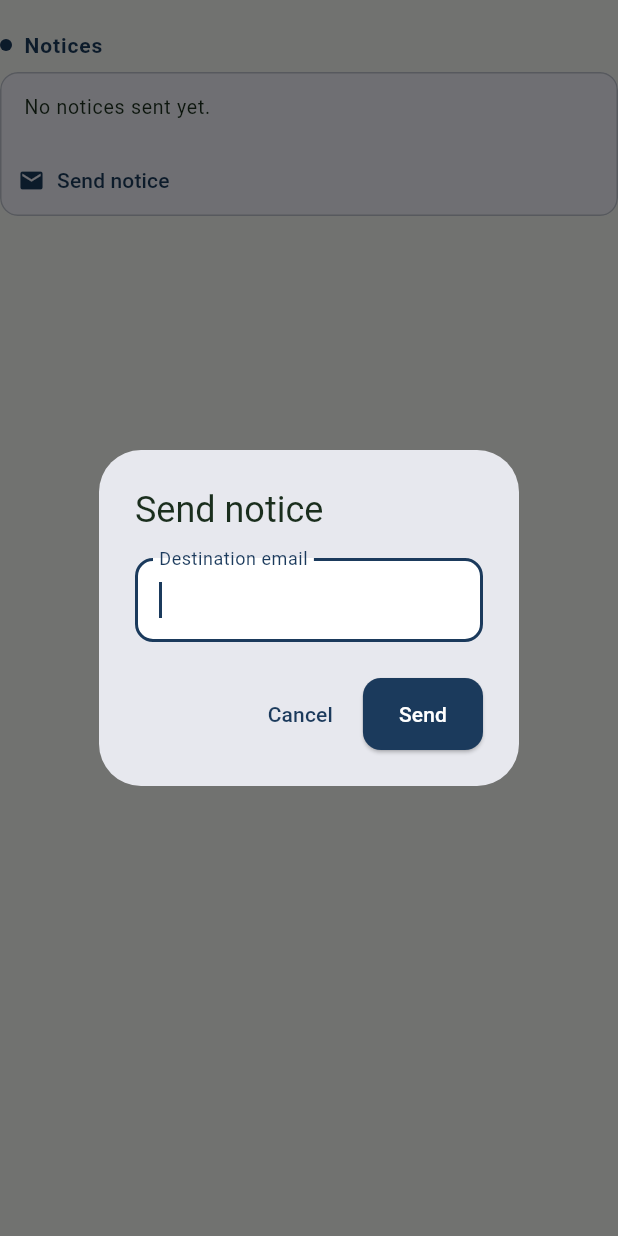
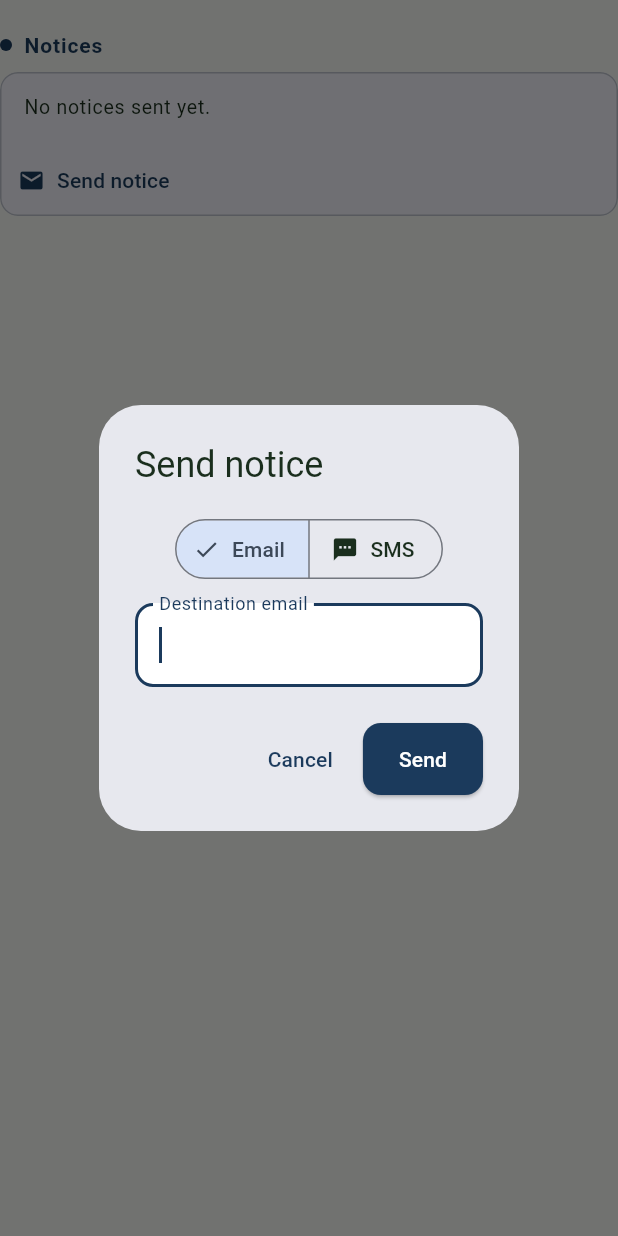
Before and after one commit to hankerino/spraylog, a Flutter app: the NoticesSection widget shown alone on an empty page, opened directly with empty values, after a tap on "Send notice", on a phone screen of 412 x 824 dp. Run offline on Flutter 3.47's test engine with Material 3 defaults, Android fonts, the phone set to English and light mode, and no system bars; our stand-ins replace connectivity_plus, drift, flutter_riverpod, geolocator, go_router, image_picker and 2 more; missing offline and left inert: purchases_flutter; accounts and stored records are empty; generated files the repository leaves out were written again; statements that could not run were skipped.

Commit message:
SMS carrier UI: customer carrier field + Email/SMS notice dialog

```diff
--- a/app/lib/data/models/customer.dart
+++ b/app/lib/data/models/customer.dart
@@ -8,6 +8,7 @@ class CustomerModel {
     this.phone,
     this.email,
     this.notifyVia = 'none',
+    this.smsCarrier,
   });
 
   final String id;
@@ -18,6 +19,9 @@ class CustomerModel {
   /// sms | email | none
   final String notifyVia;
 
+  /// Email-to-SMS gateway carrier key (see [smsCarrierLabels]); nullable.
+  final String? smsCarrier;
+
   factory CustomerModel.fromSnakeJson(Map<String, dynamic> json) {
     return CustomerModel(
       id: json['id'] as String,
@@ -25,6 +29,19 @@ class CustomerModel {
       phone: json['phone'] as String?,
       email: json['email'] as String?,
       notifyVia: json['notify_via'] as String? ?? 'none',
+      smsCarrier: json['sms_carrier'] as String?,
     );
   }
 }
+
+/// Email-to-SMS gateway carriers accepted by send-notice: value → label.
+const smsCarrierLabels = {
+  'verizon': 'Verizon',
+  'att': 'AT&T',
+  'tmobile': 'T-Mobile',
+  'sprint': 'Sprint',
+  'uscellular': 'US Cellular',
+  'cricket': 'Cricket',
+  'boost': 'Boost Mobile',
+  'metro': 'Metro by T-Mobile',
+};
--- a/app/lib/data/repositories/customers_repository.dart
+++ b/app/lib/data/repositories/customers_repository.dart
@@ -51,6 +51,7 @@ class CustomersRepository {
     String? phone,
     String? email,
     String notifyVia = 'none',
+    String? smsCarrier,
   }) async {
     try {
       final row = await _supabase
@@ -63,6 +64,8 @@ class CustomersRepository {
             if (email != null && email.trim().isNotEmpty)
               'email': email.trim(),
             'notify_via': notifyVia,
+            if (smsCarrier != null && smsCarrier.isNotEmpty)
+              'sms_carrier': smsCarrier,
           })
           .select()
           .single();
--- a/app/lib/features/customers/customers_screen.dart
+++ b/app/lib/features/customers/customers_screen.dart
@@ -140,6 +140,10 @@ class _CustomersScreenState extends ConsumerState<CustomersScreen> {
                                         customer.email!,
                                       if (customer.notifyVia != 'none')
                                         'notify: ${customer.notifyVia}',
+                                      if (customer.smsCarrier != null)
+                                        smsCarrierLabels[
+                                                customer.smsCarrier] ??
+                                            customer.smsCarrier!,
                                     ].join(' · '),
                                   ),
                                   children: [
@@ -239,8 +243,12 @@ class _CustomerFormState extends ConsumerState<_CustomerForm> {
   final _phone = TextEditingController();
   final _email = TextEditingController();
   String _notifyVia = 'none';
+  String? _smsCarrier;
   bool _busy = false;
   String? _error;
+
+  bool get _carrierVisible =>
+      _notifyVia == 'sms' || _phone.text.trim().isNotEmpty;
 
   @override
   void dispose() {
@@ -255,6 +263,10 @@ class _CustomerFormState extends ConsumerState<_CustomerForm> {
       setState(() => _error = 'Name is required');
       return;
     }
+    if (_notifyVia == 'sms' && _smsCarrier == null) {
+      setState(() => _error = 'Carrier is required for SMS notices');
+      return;
+    }
     setState(() {
       _busy = true;
       _error = null;
@@ -265,6 +277,7 @@ class _CustomerFormState extends ConsumerState<_CustomerForm> {
           phone: _phone.text,
           email: _email.text,
           notifyVia: _notifyVia,
+          smsCarrier: _smsCarrier,
         );
     if (!mounted) return;
     switch (result) {
@@ -302,6 +315,7 @@ class _CustomerFormState extends ConsumerState<_CustomerForm> {
               controller: _phone,
               decoration: const InputDecoration(labelText: 'Phone'),
               keyboardType: TextInputType.phone,
+              onChanged: (_) => setState(() {}),
             ),
             const SizedBox(height: 12),
             TextField(
@@ -322,6 +336,25 @@ class _CustomerFormState extends ConsumerState<_CustomerForm> {
                 if (value != null) setState(() => _notifyVia = value);
               },
             ),
+            if (_carrierVisible) ...[
+              const SizedBox(height: 12),
+              DropdownButtonFormField<String>(
+                initialValue: _smsCarrier,
+                isExpanded: true,
+                decoration: const InputDecoration(
+                  labelText: 'Mobile carrier (for SMS notices)',
+                  hintText: 'Needed for free SMS delivery',
+                ),
+                items: [
+                  for (final entry in smsCarrierLabels.entries)
+                    DropdownMenuItem(
+                      value: entry.key,
+                      child: Text(entry.value),
+                    ),
+                ],
+                onChanged: (value) => setState(() => _smsCarrier = value),
+              ),
+            ],
             if (_error != null) ...[
               const SizedBox(height: 12),
               Text(_error!,
--- a/app/lib/features/history/notices.dart
+++ b/app/lib/features/history/notices.dart
@@ -6,6 +6,7 @@ import '../../core/providers.dart';
 import '../../core/result.dart';
 import '../../core/widgets/section_header.dart';
 import '../../data/models/application.dart';
+import '../../data/models/customer.dart';
 import '../../data/repositories/customers_repository.dart';
 
 /// A customer notice sent for a record (email via the send-notice edge
@@ -53,74 +54,42 @@ final noticesProvider =
   }
 });
 
-/// Send-notice modal: destination email, prefilled from the record's
-/// customer when one exists. Result is reported as a snackbar by the
-/// caller; returns nothing.
+/// Send-notice modal: Email or SMS (free email-to-SMS gateway). Destination
+/// and carrier prefill from the record's customer when available. Result
+/// is reported as a snackbar; returns nothing.
 Future<void> showSendNoticeDialog(
   BuildContext context,
   WidgetRef ref,
   ApplicationModel record,
 ) async {
-  // Prefill from the customer's email when the record has one.
-  var initial = '';
+  // Prefill from the customer when the record has one.
+  var prefillEmail = '';
+  var prefillPhone = '';
+  String? prefillCarrier;
   final customerId = record.customerId;
   if (customerId != null) {
     final result =
         await ref.read(customersRepositoryProvider).getCustomer(customerId);
     switch (result) {
       case Success(:final value):
-        initial = value?.email ?? '';
+        prefillEmail = value?.email ?? '';
+        prefillPhone = value?.phone ?? '';
+        prefillCarrier = value?.smsCarrier;
       case Failure():
-        break; // prefill stays empty; the field is editable anyway
+        break; // prefill stays empty; fields are editable anyway
     }
   }
   if (!context.mounted) return;
 
-  final controller = TextEditingController(text: initial);
-  var busy = false;
-
-  final destination = await showDialog<String>(
+  final request = await showDialog<_NoticeRequest>(
     context: context,
-    builder: (context) {
-      return StatefulBuilder(
-        builder: (context, setDialogState) {
-          return AlertDialog(
-            title: const Text('Send notice'),
-            content: Column(
-              mainAxisSize: MainAxisSize.min,
-              children: [
-                TextField(
-                  controller: controller,
-                  autofocus: initial.isEmpty,
-                  keyboardType: TextInputType.emailAddress,
-                  decoration:
-                      const InputDecoration(labelText: 'Destination email'),
-                ),
-              ],
-            ),
-            actions: [
-              TextButton(
-                onPressed: busy ? null : () => Navigator.of(context).pop(),
-                child: const Text('Cancel'),
-              ),
-              FilledButton(
-                onPressed: busy
-                    ? null
-                    : () {
-                        final email = controller.text.trim();
-                        if (email.isEmpty) return;
-                        setDialogState(() => busy = true);
-                        Navigator.of(context).pop(email);
-                      },
-                child: const Text('Send'),
-              ),
-            ],
-          );
-        },
-      );
-    },
+    builder: (context) => _SendNoticeDialog(
+      prefillEmail: prefillEmail,
+      prefillPhone: prefillPhone,
+      prefillCarrier: prefillCarrier,
+    ),
   );
-  if (destination == null || !context.mounted) return;
+  if (request == null || !context.mounted) return;
 
   String message;
   try {
@@ -129,17 +98,23 @@ Future<void> showSendNoticeDialog(
       'send-notice',
       body: {
         'application_id': record.id,
-        'channel': 'email',
-        'destination': destination,
+        'channel': request.channel,
+        'destination': request.destination,
+        if (request.carrier != null) 'carrier': request.carrier,
       },
     );
     final data = response.data;
-    if (data is Map && data['sent'] == false) {
-      message = 'Notice not sent'
-          '${data['reason'] != null ? ': ${data['reason']}' : ' (no provider)'}';
-    } else {
-      message = 'Notice sent to $destination';
-    }
+    final status = data is Map ? data['status'] as String? : null;
+    message = switch (status) {
+      'sent' => 'Notice sent to ${request.destination}',
+      'skipped_no_provider' =>
+        'Notice saved — provider not configured yet',
+      'failed' => 'Notice failed',
+      _ => data is Map && data['sent'] == false
+          ? 'Notice not sent'
+              '${data['reason'] != null ? ': ${data['reason']}' : ''}'
+          : 'Notice sent to ${request.destination}',
+    };
   } catch (e) {
     message = 'Notice failed: $e';
   }
@@ -148,6 +123,178 @@ Future<void> showSendNoticeDialog(
   if (context.mounted) {
     ScaffoldMessenger.of(context)
         .showSnackBar(SnackBar(content: Text(message)));
+  }
+}
+
+class _NoticeRequest {
+  const _NoticeRequest({
+    required this.channel,
+    required this.destination,
+    this.carrier,
+  });
+
+  final String channel;
+  final String destination;
+  final String? carrier;
+}
+
+class _SendNoticeDialog extends StatefulWidget {
+  const _SendNoticeDialog({
+    required this.prefillEmail,
+    required this.prefillPhone,
+    this.prefillCarrier,
+  });
+
+  final String prefillEmail;
+  final String prefillPhone;
+  final String? prefillCarrier;
+
+  @override
+  State<_SendNoticeDialog> createState() => _SendNoticeDialogState();
+}
+
+class _SendNoticeDialogState extends State<_SendNoticeDialog> {
+  late final TextEditingController _destination;
+  late String _channel;
+  String? _carrier;
+  String? _error;
+
+  @override
+  void initState() {
+    super.initState();
+    // Default to email, unless only SMS details are available.
+    _channel = widget.prefillEmail.isNotEmpty || widget.prefillPhone.isEmpty
+        ? 'email'
+        : 'sms';
+    _destination = TextEditingController(
+      text: _channel == 'email' ? widget.prefillEmail : widget.prefillPhone,
+    );
+    _carrier = widget.prefillCarrier;
+  }
+
+  @override
+  void dispose() {
+    _destination.dispose();
+    super.dispose();
+  }
+
+  void _switchChannel(String channel) {
+    if (channel == _channel) return;
+    setState(() {
+      _channel = channel;
+      _error = null;
+      _destination.text =
+          channel == 'email' ? widget.prefillEmail : widget.prefillPhone;
+    });
+  }
+
+  void _send() {
+    final destination = _destination.text.trim();
+    if (_channel == 'email') {
+      if (destination.isEmpty) {
+        setState(() => _error = 'Destination email is required');
+        return;
+      }
+      Navigator.of(context).pop(
+        _NoticeRequest(channel: 'email', destination: destination),
+      );
+      return;
+    }
+    final digits = destination.replaceAll(RegExp(r'\D'), '');
+    if (digits.length != 10) {
+      setState(() => _error = 'Enter a 10-digit US phone number');
+      return;
+    }
+    final carrier = _carrier;
+    if (carrier == null) {
+      setState(() => _error = 'Carrier is required for SMS');
+      return;
+    }
+    Navigator.of(context).pop(
+      _NoticeRequest(
+        channel: 'sms',
+        destination: digits,
+        carrier: carrier,
+      ),
+    );
+  }
+
+  @override
+  Widget build(BuildContext context) {
+    final isSms = _channel == 'sms';
+    return AlertDialog(
+      title: const Text('Send notice'),
+      content: Column(
+        mainAxisSize: MainAxisSize.min,
+        children: [
+          SegmentedButton<String>(
+            segments: const [
+              ButtonSegment(
+                value: 'email',
+                label: Text('Email'),
+                icon: Icon(Icons.email),
+              ),
+              ButtonSegment(
+                value: 'sms',
+                label: Text('SMS'),
+                icon: Icon(Icons.sms),
+              ),
+            ],
+            selected: {_channel},
+            onSelectionChanged: (selection) =>
+                _switchChannel(selection.first),
+          ),
+          const SizedBox(height: 12),
+          TextField(
+            controller: _destination,
+            autofocus: _destination.text.isEmpty,
+            keyboardType: isSms
+                ? TextInputType.phone
+                : TextInputType.emailAddress,
+            decoration: InputDecoration(
+              labelText:
+                  isSms ? 'Phone (10-digit US)' : 'Destination email',
+            ),
+          ),
+          if (isSms) ...[
+            const SizedBox(height: 12),
+            DropdownButtonFormField<String>(
+              initialValue: _carrier,
+              isExpanded: true,
+              decoration: const InputDecoration(
+                labelText: 'Mobile carrier',
+                hintText: 'Needed for free SMS delivery',
+              ),
+              items: [
+                for (final entry in smsCarrierLabels.entries)
+                  DropdownMenuItem(
+                    value: entry.key,
+                    child: Text(entry.value),
+                  ),
+              ],
+              onChanged: (value) => setState(() => _carrier = value),
+            ),
+          ],
+          if (_error != null) ...[
+            const SizedBox(height: 12),
+            Text(
+              _error!,
+              style: TextStyle(color: Theme.of(context).colorScheme.error),
+            ),
+          ],
+        ],
+      ),
+      actions: [
+        TextButton(
+          onPressed: () => Navigator.of(context).pop(),
+          child: const Text('Cancel'),
+        ),
+        FilledButton(
+          onPressed: _send,
+          child: const Text('Send'),
+        ),
+      ],
+    );
   }
 }
 
@@ -181,7 +328,10 @@ class NoticesSection extends ConsumerWidget {
                 for (final notice in notices)
                   ListTile(
                     dense: true,
-                    leading: const Icon(Icons.mail_outline, size: 20),
+                    leading: Icon(
+                      notice.channel == 'sms' ? Icons.sms : Icons.mail_outline,
+                      size: 20,
+                    ),
                     title: Text(notice.destination ?? '—'),
                     subtitle: Text(
                       [
```
